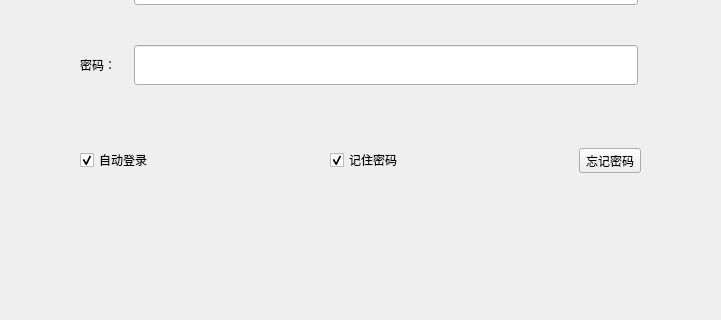
Qt form login.ui (Weies/Curriculum-Design-For-Database) before a commit; both pictures show x 130 to 851 and y 195 to 515 of the 1000 by 720 pixel window.
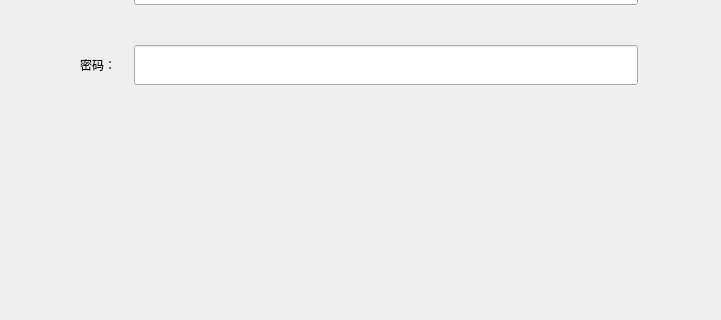
The same form after that commit.

```diff
--- a/login.ui
+++ b/login.ui
@@ -45,47 +45,7 @@
      <height>51</height>
     </rect>
    </property>
-   <layout class="QHBoxLayout" name="horizontalLayout_2">
-    <item>
-     <widget class="QCheckBox" name="checkBox_2">
-      <property name="text">
-       <string>自动登录</string>
-      </property>
-      <property name="checkable">
-       <bool>true</bool>
-      </property>
-      <property name="checked">
-       <bool>true</bool>
-      </property>
-      <property name="autoRepeat">
-       <bool>false</bool>
-      </property>
-      <property name="tristate">
-       <bool>false</bool>
-      </property>
-     </widget>
-    </item>
-    <item>
-     <widget class="QCheckBox" name="checkBox">
-      <property name="text">
-       <string>记住密码</string>
-      </property>
-      <property name="checked">
-       <bool>true</bool>
-      </property>
-     </widget>
-    </item>
-    <item>
-     <widget class="QToolButton" name="toolButton">
-      <property name="text">
-       <string>忘记密码</string>
-      </property>
-      <property name="toolButtonStyle">
-       <enum>Qt::ToolButtonTextOnly</enum>
-      </property>
-     </widget>
-    </item>
-   </layout>
+   <layout class="QHBoxLayout" name="horizontalLayout_2"/>
   </widget>
   <widget class="QWidget" name="gridLayoutWidget">
    <property name="geometry">
```
